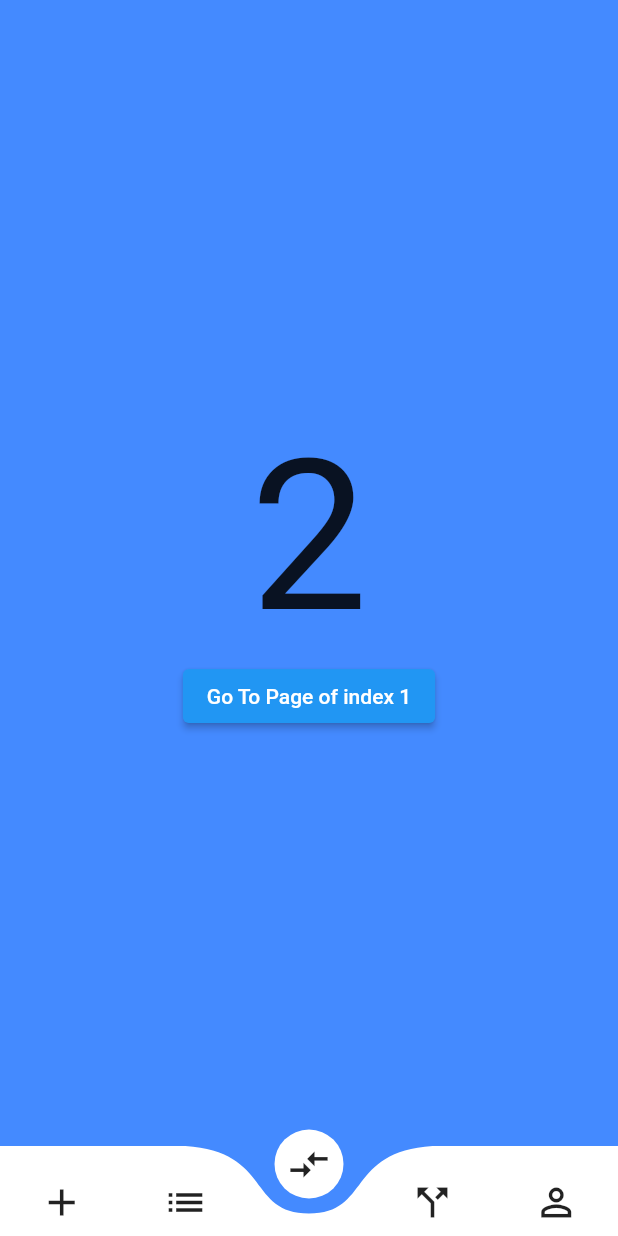
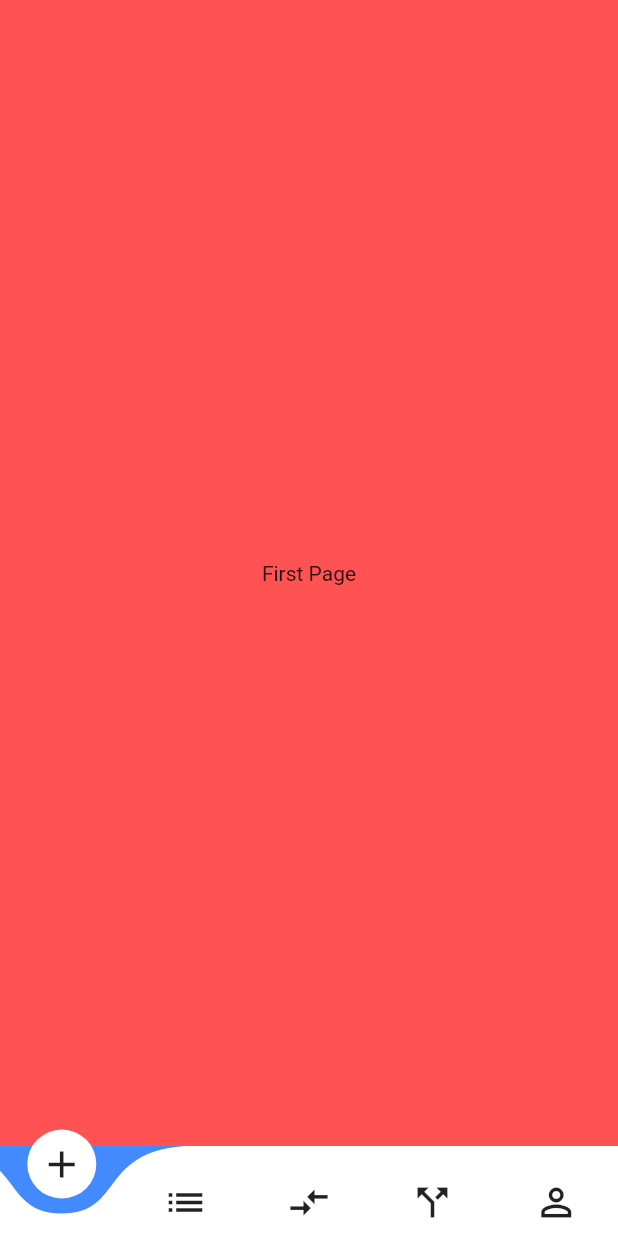
Before and after one commit to GokhanOzkaya/asd, a Flutter app: the screen it shows after launch, on a phone screen of 412 x 824 dp. Run offline on Flutter 3.47's test engine with Material 2 defaults, Android fonts, the phone set to English and light mode, and no system bars; drawn by our look-alikes of curved_navigation_bar.

Commit message:
navigasyyon hazır

```diff
--- a/lib/main.dart
+++ b/lib/main.dart
@@ -1,23 +1,42 @@
 import 'package:flutter/material.dart';
 import 'package:curved_navigation_bar/curved_navigation_bar.dart';
 
-void main() => runApp(MaterialApp(home: BottomNavBar()));
+void main() => runApp(MaterialApp(home: HomePage()));
 
-class BottomNavBar extends StatefulWidget {
+class HomePage extends StatefulWidget {
   @override
-  _BottomNavBarState createState() => _BottomNavBarState();
+  _HomePageState createState() => _HomePageState();
 }
 
-class _BottomNavBarState extends State<BottomNavBar> {
-  int _page = 2;
+class _HomePageState extends State<HomePage> {
+  int _page = 0;
+
   GlobalKey<CurvedNavigationBarState> _bottomNavigationKey = GlobalKey();
+
+  Widget _buildPage(int page) {
+    switch (page) {
+      case 0:
+        return FirstPage();
+      case 1:
+        return SecondPage();
+      case 2:
+        return ThirdPage();
+      case 3:
+        return ThirdPage();
+      case 4:
+        return ThirdPage();
+    // Diğer sayfalar...
+      default:
+        return Container();
+    }
+  }
 
   @override
   Widget build(BuildContext context) {
     return Scaffold(
       bottomNavigationBar: CurvedNavigationBar(
         key: _bottomNavigationKey,
-          index: 2,
+        index: 0,
         height: 60.0,
         items: <Widget>[
           Icon(Icons.add, size: 30),
@@ -30,7 +49,7 @@ class _BottomNavBarState extends State<BottomNavBar> {
         buttonBackgroundColor: Colors.white,
         backgroundColor: Colors.blueAccent,
         animationCurve: Curves.easeInOut,
-          animationDuration: Duration(milliseconds: 600),
+        animationDuration: Duration(milliseconds: 400),
         onTap: (index) {
           setState(() {
             _page = index;
@@ -38,24 +57,43 @@ class _BottomNavBarState extends State<BottomNavBar> {
         },
         letIndexChange: (index) => true,
       ),
-        body: Container(
-          color: Colors.blueAccent,
-          child: Center(
-            child: Column(
-              mainAxisAlignment: MainAxisAlignment.center,
-              children: <Widget>[
-                Text(_page.toString(), textScaleFactor: 10.0),
-                ElevatedButton(
-                  child: Text('Go To Page of index 1'),
-                  onPressed: () {
-                    final CurvedNavigationBarState? navBarState =
-                        _bottomNavigationKey.currentState;
-                    navBarState?.setPage(1);
-                  },
-                )
-              ],
-            ),
-          ),
-        ));
+      body: _buildPage(_page),
+    );
   }
 }
+
+class FirstPage extends StatelessWidget {
+  @override
+  Widget build(BuildContext context) {
+    return Container(
+      color: Colors.redAccent,
+      child: Center(
+        child: Text('First Page'),
+      ),
+    );
+  }
+}
+
+class SecondPage extends StatelessWidget {
+  @override
+  Widget build(BuildContext context) {
+    return Container(
+      color: Colors.greenAccent,
+      child: Center(
+        child: Text('Second Page'),
+      ),
+    );
+  }
+}
+
+class ThirdPage extends StatelessWidget {
+  @override
+  Widget build(BuildContext context) {
+    return Container(
+      color: Colors.yellowAccent,
+      child: Center(
+        child: Text('Third Page'),
+      ),
+    );
+  }
+}
```
Also changed, not shown: lib/contact.dart (added). Lines whose indentation alone changed are shown as unchanged.
